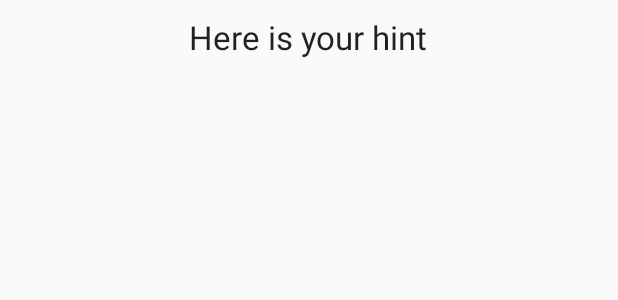
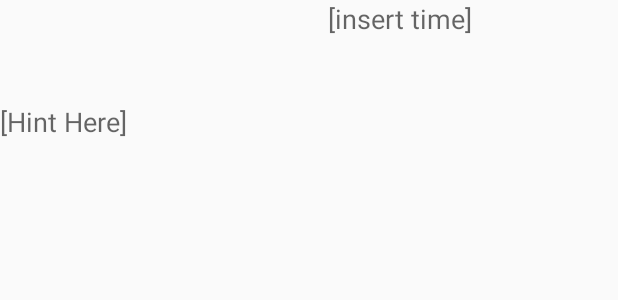
Before and after one commit to kinna884/BlackEye, an Android app: the layout list_view_row.xml on its own in the app's theme, with its tools: preview values and no code run, on a phone screen of 412 x 824 dp. Shown: the top 300 px of the screen. Run offline under Robolectric (Android 15) with nearby library versions, the phone set to English and light mode, and no system bars.

Commit message:
Hint List View Update

```diff
--- a/app/src/main/java/com/nonvoid/blackeye/adapters/ListViewAdapter.java
+++ b/app/src/main/java/com/nonvoid/blackeye/adapters/ListViewAdapter.java
@@ -10,6 +10,7 @@ import android.widget.TextView;
 import com.nonvoid.blackeye.R;
 import com.nonvoid.blackeye.models.Hint;
 
+import java.text.SimpleDateFormat;
 import java.util.ArrayList;
 
 /**
@@ -28,9 +29,18 @@ public class ListViewAdapter extends ArrayAdapter<Hint> {
         if (convertView == null) {
             convertView = LayoutInflater.from(getContext()).inflate(R.layout.list_view_row, parent, false);
         }
+
+        long date = System.currentTimeMillis();
+        TextView dateTime = (TextView) convertView.findViewById(R.id.dateTime);
+        SimpleDateFormat sdf = new SimpleDateFormat("MMM MM dd, yyyy h:mm a");
+        String dateString = sdf.format(date);
+        dateTime.setText(dateString);
+
         // Lookup view for data population
-        TextView title = (TextView) convertView.findViewById(R.id.textViewHintDescription);
+        TextView title = (TextView) convertView.findViewById(R.id.hintDescription);
         title.setText(item.getDescription());
+
+
 
         return convertView;
     }
--- a/app/src/main/res/layout/activity_check_hint.xml
+++ b/app/src/main/res/layout/activity_check_hint.xml
@@ -45,6 +45,7 @@
         android:layout_height="wrap_content"
         android:text="Check Location"
         android:id="@+id/CheckLocationButton"
+        android:onClick="onClick"
         android:layout_alignParentBottom="true"
         android:layout_marginBottom="93dp"
         android:layout_alignLeft="@+id/hintName"
--- a/app/src/main/res/layout/activity_hint_list.xml
+++ b/app/src/main/res/layout/activity_hint_list.xml
@@ -13,7 +13,6 @@
         android:layout_width="match_parent"
         android:layout_height="match_parent"
         android:id="@+id/listViewHints"
-        android:layout_alignParentTop="true"
         android:layout_centerHorizontal="true"
-        android:layout_marginTop="132dp" />
+        android:layout_alignParentTop="true" />
 </RelativeLayout>
--- a/app/src/main/res/layout/list_view_row.xml
+++ b/app/src/main/res/layout/list_view_row.xml
@@ -1,14 +1,29 @@
 <?xml version="1.0" encoding="utf-8"?>
-<LinearLayout xmlns:android="http://schemas.android.com/apk/res/android"
+<RelativeLayout xmlns:android="http://schemas.android.com/apk/res/android"
     android:orientation="vertical" android:layout_width="match_parent"
     android:layout_height="match_parent">
 
     <TextView
         android:layout_width="wrap_content"
         android:layout_height="wrap_content"
-        android:textAppearance="?android:attr/textAppearanceLarge"
-        android:text="Here is your hint"
-        android:layout_marginTop="10dp"
-        android:id="@+id/textViewHintDescription"
-        android:layout_gravity="center_horizontal" />
-</LinearLayout>
+        android:textAppearance="?android:attr/textAppearanceMedium"
+        android:text="[insert time]"
+        android:id="@+id/dateTime"
+        android:layout_gravity="right"
+        android:layout_marginRight="97dp"
+        android:layout_marginEnd="97dp"
+        android:layout_alignParentTop="true"
+        android:layout_alignParentRight="true"
+        android:layout_alignParentEnd="true" />
+
+    <TextView
+        android:layout_width="wrap_content"
+        android:layout_height="wrap_content"
+        android:textAppearance="?android:attr/textAppearanceMedium"
+        android:text="[Hint Here]"
+        android:id="@+id/hintDescription"
+        android:layout_below="@+id/dateTime"
+        android:layout_alignParentLeft="true"
+        android:layout_alignParentStart="true"
+        android:layout_marginTop="44dp" />
+</RelativeLayout>
```
